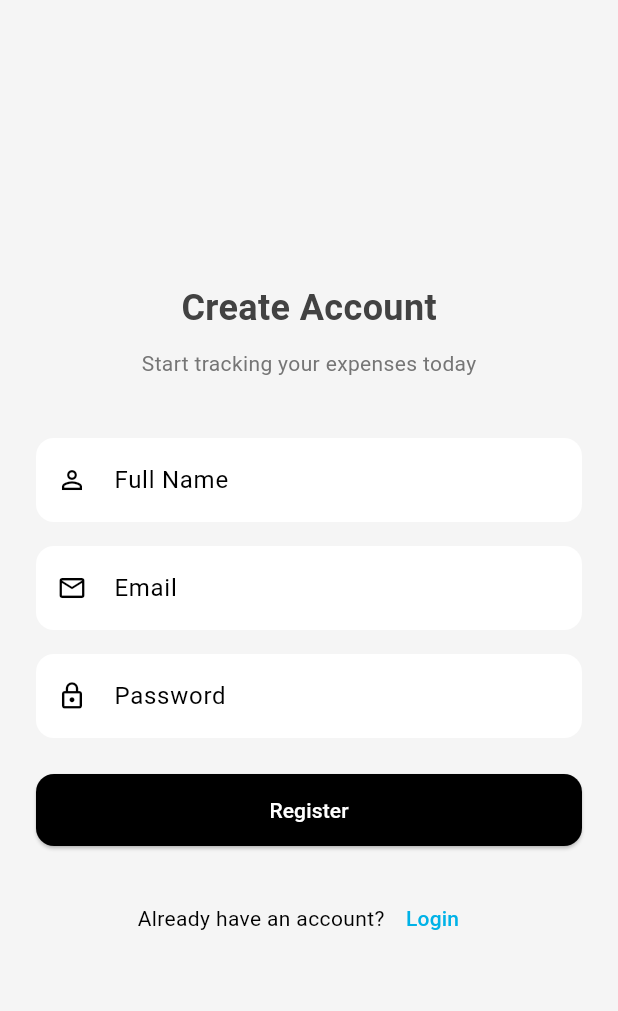
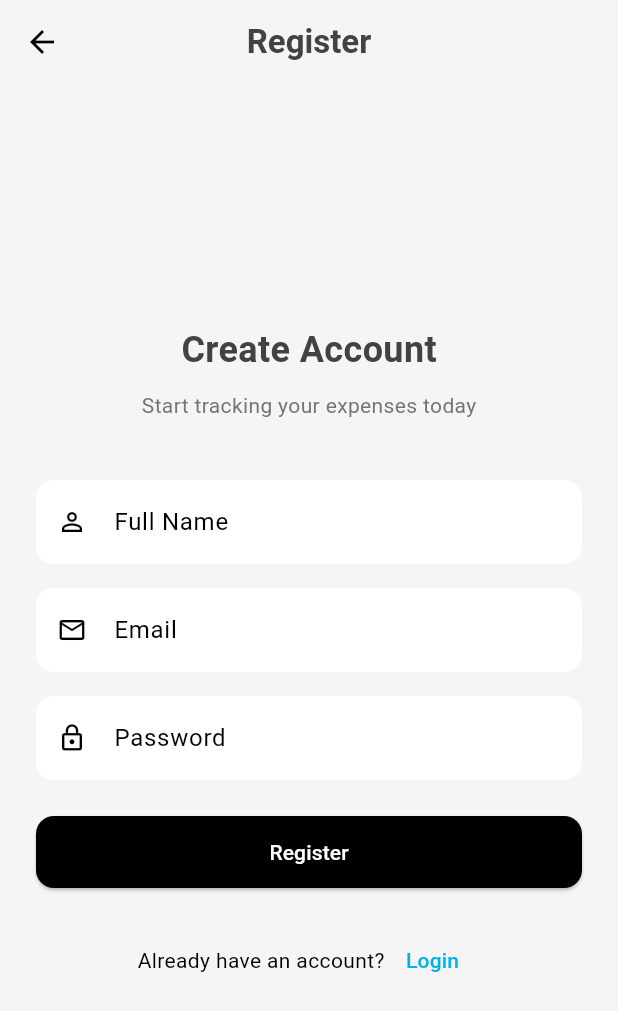
Before and after one commit to emon2002926/expense_tracker, a Flutter app: the screen it shows after launch, after a tap on "Register Now", on a phone screen of 412 x 824 dp. Shown: the top 1011 px of the screen. Run offline on Flutter 3.47's test engine with Material 3 defaults, Android fonts, the phone set to English and light mode, and no system bars; our stand-ins replace bloc, cloud_firestore, equatable, firebase_auth, firebase_core, fl_chart and 4 more; accounts and stored records are empty.

Commit message:
Login and Register  functionality implemented

```diff
--- a/lib/main.dart
+++ b/lib/main.dart
@@ -8,6 +8,7 @@ import 'package:expense_tracker/simple_bloc_observer.dart';
 import 'package:expense_tracker/util/app_colors.dart';
 import 'package:firebase_core/firebase_core.dart';
 import 'package:flutter/material.dart';
+import 'package:flutter/services.dart';
 import 'package:flutter_bloc/flutter_bloc.dart';
 import 'package:expense_repositories/src/repository/auth/auth_repository.dart';
 
@@ -16,6 +17,13 @@ void main() async {
   await Firebase.initializeApp();
   Bloc.observer = SimpleBlocObserver();
   runApp(const MyApp());
+  SystemChrome.setSystemUIOverlayStyle(
+    const SystemUiOverlayStyle(
+      systemNavigationBarColor: Colors.white, // Change this to any color
+      systemNavigationBarIconBrightness: Brightness.light, // Icon color
+    ),
+  );
+
 }
 
 class MyApp extends StatelessWidget {
--- a/lib/screens/authentication/login_page/login_screen.dart
+++ b/lib/screens/authentication/login_page/login_screen.dart
@@ -27,12 +27,13 @@ class LoginScreen extends StatelessWidget {
     final signInUseCase = SignInUseCase(authRepository);
     final signUpUseCase = SignUpUseCase(authRepository);
     return Scaffold(
+
       backgroundColor: Colors.grey[100],
       body: BlocConsumer<AuthBloc, AuthState>(
         listener: (context, state) {
 
           if (state is AuthSuccess) {
-
+            print("Uuidhs  :"+state.uid);
             Navigator.pushReplacement(
               context,
               MaterialPageRoute(builder: (context) =>
--- a/lib/screens/authentication/registration_page/register_screen.dart
+++ b/lib/screens/authentication/registration_page/register_screen.dart
@@ -38,9 +38,17 @@ class RegisterScreen extends StatelessWidget {
           }
         },
         builder: (context, state) {
-          return Center(
+          return Scaffold(
+            backgroundColor: Colors.grey[100],
+            appBar: AppBar(
+              backgroundColor: Colors.grey[100],
+              elevation: 0,
+              centerTitle: true,
+              title: Text("Register", style: TextStyle(color: Colors.grey[800], fontWeight: FontWeight.bold),),
+            ),
+            body: Center(
               child: Padding(
-              padding: const EdgeInsets.symmetric(horizontal: 24.0),
+                padding:  EdgeInsets.symmetric(horizontal: 24.0),
                 child: SingleChildScrollView(
                   child: Column(
                     mainAxisAlignment: MainAxisAlignment.center,
@@ -155,6 +163,7 @@ class RegisterScreen extends StatelessWidget {
                   ),
                 ),
               ),
+            ),
           );
         },
       ),
--- a/packages/expense_repositories/lib/src/repository/auth/data/data_sources/firebase_auth_data_source.dart
+++ b/packages/expense_repositories/lib/src/repository/auth/data/data_sources/firebase_auth_data_source.dart
@@ -21,10 +21,10 @@ class FirebaseAuthDataSource {
         password: password,
       );
 
-      final uid = result.user!.uid;
+      // final uid = result.user!.uid;
 
       // Save extra data to Firestore
-      await FirebaseFirestore.instance.collection('users').doc(uid).set({
+      await FirebaseFirestore.instance.collection('users').doc(email).set({
         'email': email,
         'username': username,
         'createdAt': FieldValue.serverTimestamp(),
--- /dev/null
+++ b/packages/expense_repositories/lib/src/repository/user_profile/domain/repositories/user_repository.dart
@@ -0,0 +1,6 @@
+import 'package:expense_repositories/src/repository/user_profile/data/user.dart';
+
+abstract class UserRepository {
+  Future<User> getUser(String email);
+
+}
```
Also changed, not shown: lib/screens/home/screen/main_screen.dart (+4 -4 lines), lib/screens/splash/splash_screen.dart (+18 -5 lines), packages/expense_repositories/lib/src/repository/user_profile/data/user.dart (added, +25 -0 lines), packages/expense_repositories/lib/src/repository/user_profile/domain/repositories/user_repository_impli.dart (added, +16 -0 lines), packages/expense_repositories/lib/src/repository/user_profile/user_profile_repository.dart (added, +7 -0 lines). Lines whose indentation alone changed are shown as unchanged.
